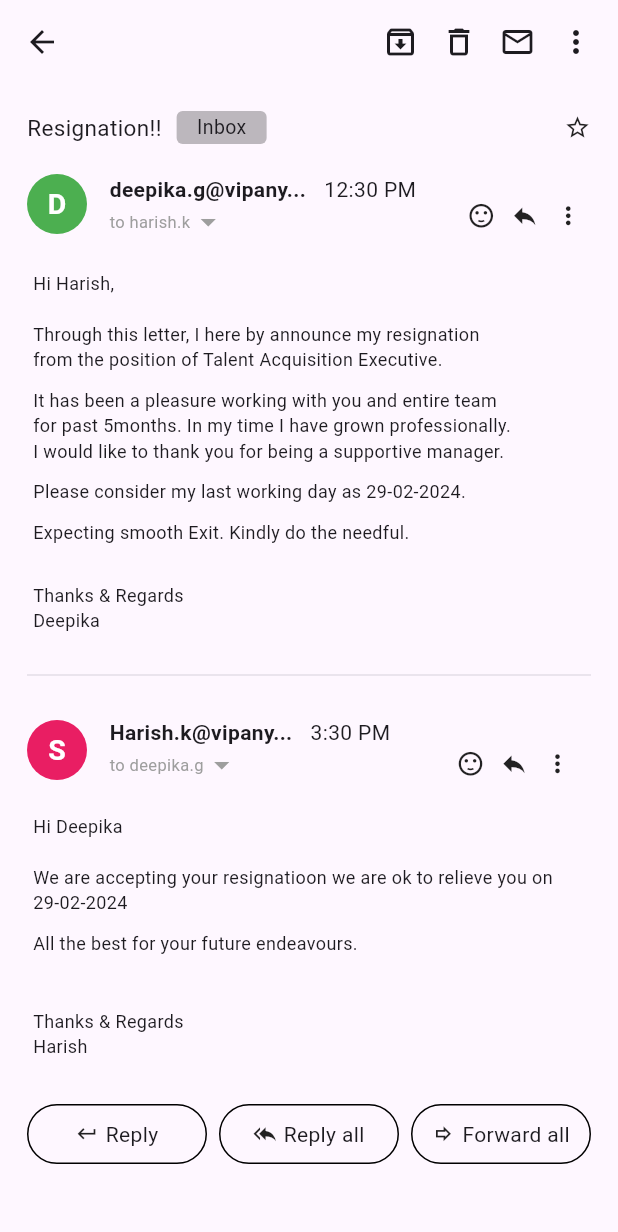
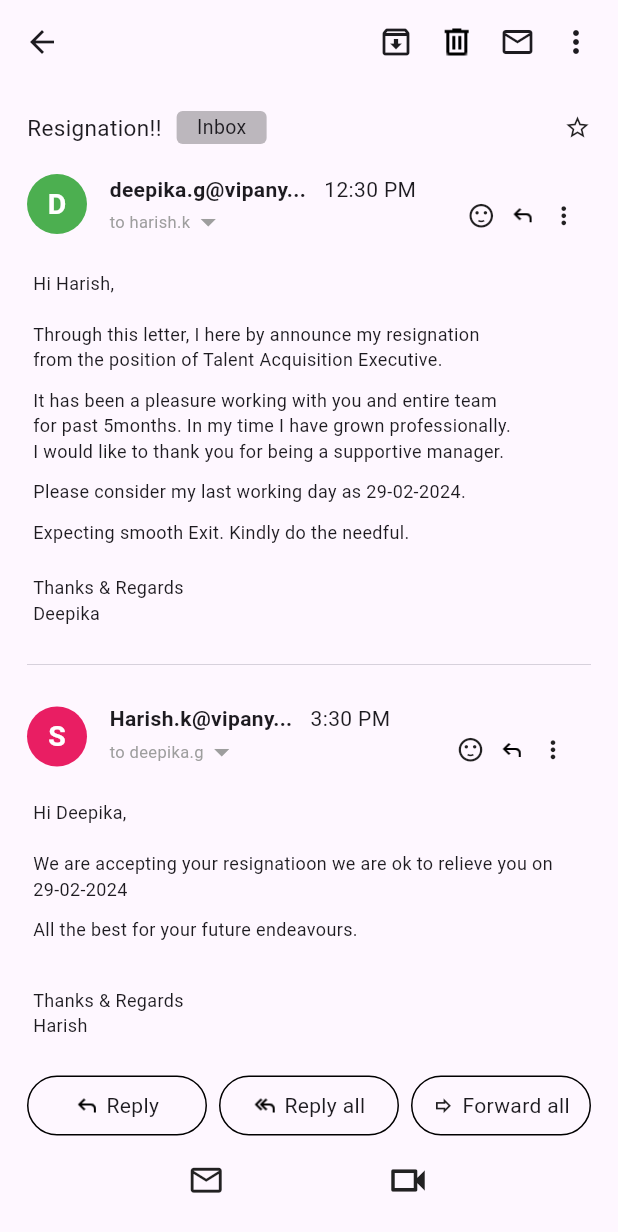
Before and after one commit to sathyayadav0096/secondjob, a Flutter app: the screen it shows after launch, on a phone screen of 412 x 824 dp. Shown: the top 1232 px of the screen. Run offline on Flutter 3.47's test engine with Material 3 defaults, Android fonts, the phone set to English and light mode, and no system bars; our stand-ins replace dotted_line, get, get_storage, sqflite; missing offline and left inert: razorpay_flutter; accounts and stored records are empty.

Commit message:
email format

```diff
--- a/lib/resignation_creating/resignation.dart
+++ b/lib/resignation_creating/resignation.dart
@@ -14,7 +14,7 @@ class _ResignationState extends State<Resignation> {
   Widget build(BuildContext context) {
     return Scaffold(
       appBar: AppBar(
-        title: const Row(
+        title:  Row(
           mainAxisAlignment: MainAxisAlignment.spaceBetween,
           children: [
             Icon(Icons.arrow_back),
@@ -24,8 +24,12 @@ class _ResignationState extends State<Resignation> {
                 SizedBox(
                   width: 15,
                 ),
-                Icon(Icons.delete_outline),
                 SizedBox(
+                    height: 27,
+                    width: 27,
+                    child: Image.asset(
+                      'assets/delete.png',
+                    )),                SizedBox(
                   width: 15,
                 ),
                 Icon(Icons.mail_outline),
@@ -131,25 +135,27 @@ class _ResignationState extends State<Resignation> {
                       Text('12:30 PM'),
                     ],
                   ),
-                  const Padding(
-                    padding: EdgeInsets.only(top: 18, left: 34),
+                  Padding(
+                    padding: const EdgeInsets.only(top: 18, left: 34),
                     child: Row(
                       children: [
-                        Icon(
+                        const Icon(
                           Icons.sentiment_satisfied,
                           size: 19,
                         ),
-                        SizedBox(
+                        const SizedBox(
                           width: 10,
                         ),
-                        Icon(
-                          Icons.reply_outlined,
-                          size: 19,
-                        ),
                         SizedBox(
+                            height: 16,
+                            width: 16,
+                            child: Image.asset(
+                              'assets/reply.png',
+                            )),
+                        const SizedBox(
                           width: 10,
                         ),
-                        Icon(
+                        const Icon(
                           Icons.more_vert,
                           size: 19,
                         )
@@ -200,7 +206,7 @@ class _ResignationState extends State<Resignation> {
                       style: TextStyle(fontSize: 12),
                     ),
                     SizedBox(
-                      height: 25,
+                      height: 20,
                     ),
                     Text(
                       'Thanks & Regards\nDeepika',
@@ -210,13 +216,13 @@ class _ResignationState extends State<Resignation> {
                 ),
               ),
               const SizedBox(
-                height: 20,
+                height: 18,
               ),
               const Divider(
                 thickness: .5,
               ),
               const SizedBox(
-                height: 20,
+                height: 18,
               ),
               Row(
                 children: [
@@ -269,25 +275,27 @@ class _ResignationState extends State<Resignation> {
                       ),
                     ],
                   ),
-                  const Padding(
-                    padding: EdgeInsets.only(top: 18, left: 44),
+                  Padding(
+                    padding: const EdgeInsets.only(top: 18, left: 44),
                     child: Row(
                       children: [
-                        Icon(
+                        const Icon(
                           Icons.sentiment_satisfied,
                           size: 19,
                         ),
-                        SizedBox(
+                        const SizedBox(
                           width: 10,
                         ),
-                        Icon(
-                          Icons.reply_outlined,
-                          size: 19,
-                        ),
                         SizedBox(
+                            height: 16,
+                            width: 16,
+                            child: Image.asset(
+                              'assets/reply.png',
+                            )),
+                        const SizedBox(
                           width: 10,
                         ),
-                        Icon(
+                        const Icon(
                           Icons.more_vert,
                           size: 19,
                         )
@@ -301,7 +309,7 @@ class _ResignationState extends State<Resignation> {
                 child: Column(
                   crossAxisAlignment: CrossAxisAlignment.start,
                   children: [
-                    Text('Hi Deepika', style: TextStyle(fontSize: 12)),
+                    Text('Hi Deepika,', style: TextStyle(fontSize: 12)),
                     SizedBox(
                       height: 17,
                     ),
@@ -313,7 +321,7 @@ class _ResignationState extends State<Resignation> {
                       'All the best for your future endeavours.',
                       style: TextStyle(fontSize: 12),
                     ),
-                    SizedBox(height: 35),
+                    SizedBox(height: 30),
                     Text(
                       'Thanks & Regards\nHarish',
                       style: TextStyle(fontSize: 12),
@@ -322,7 +330,7 @@ class _ResignationState extends State<Resignation> {
                 ),
               ),
               const SizedBox(
-                height: 30,
+                height: 25,
               ),
               Row(
                 mainAxisAlignment: MainAxisAlignment.spaceBetween,
@@ -333,13 +341,13 @@ class _ResignationState extends State<Resignation> {
                     decoration: BoxDecoration(
                         borderRadius: BorderRadius.circular(50),
                         border: Border.all(color: Colors.black)),
-                    child: const Row(
+                    child:  Row(
                       mainAxisAlignment: MainAxisAlignment.center,
                       children: [
-                        Icon(
-                          Icons.keyboard_return,
-                          size: 15,
-                        ),
+                        SizedBox(
+                            height: 16,
+                            width: 16,
+                            child: Image.asset('assets/reply.png',)),
                         SizedBox(
                           width: 5,
                         ),
@@ -353,13 +361,15 @@ class _ResignationState extends State<Resignation> {
                     decoration: BoxDecoration(
                         borderRadius: BorderRadius.circular(50),
                         border: Border.all(color: Colors.black)),
-                    child: const Row(
+                    child:  Row(
                       mainAxisAlignment: MainAxisAlignment.center,
                       children: [
-                        Icon(
-                          Icons.reply_all,
-                          size: 15,
-                        ),
+                        SizedBox(
+                            height: 16,
+                            width: 16,
+                            child: Image.asset(
+                              'assets/reply_all.png',
+                            )),
                         SizedBox(
                           width: 5,
                         ),
@@ -389,6 +399,24 @@ class _ResignationState extends State<Resignation> {
                   )
                 ],
               ),
+              const Spacer(),
+              Container(
+                height: 38,
+                width: double.infinity,
+                child: const Row(
+                  mainAxisAlignment: MainAxisAlignment.spaceEvenly,
+                  children: [
+                    Icon(
+                      Icons.mail_outline,
+                      size: 25,
+                    ),
+                    Icon(
+                      Icons.videocam_outlined,
+                      size: 30,
+                    )
+                  ],
+                ),
+              )
             ],
           ),
         ),
```
Also changed, not shown: assets/delete.png (added), assets/reply.png (added), assets/reply_all.png (added).
